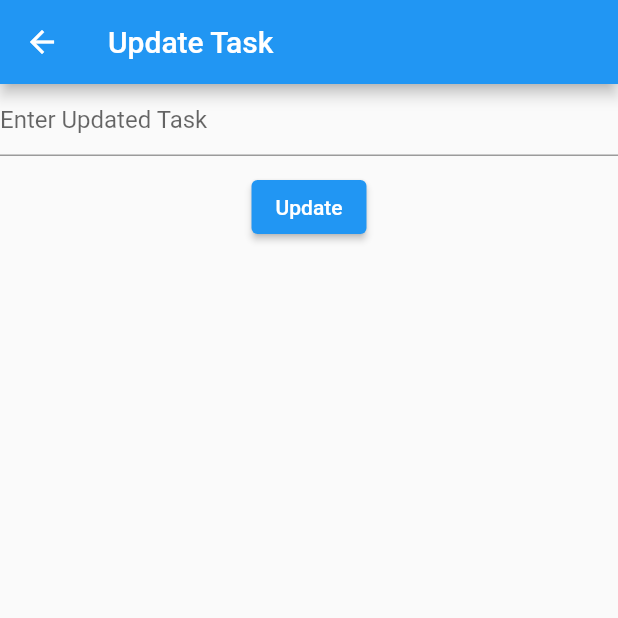
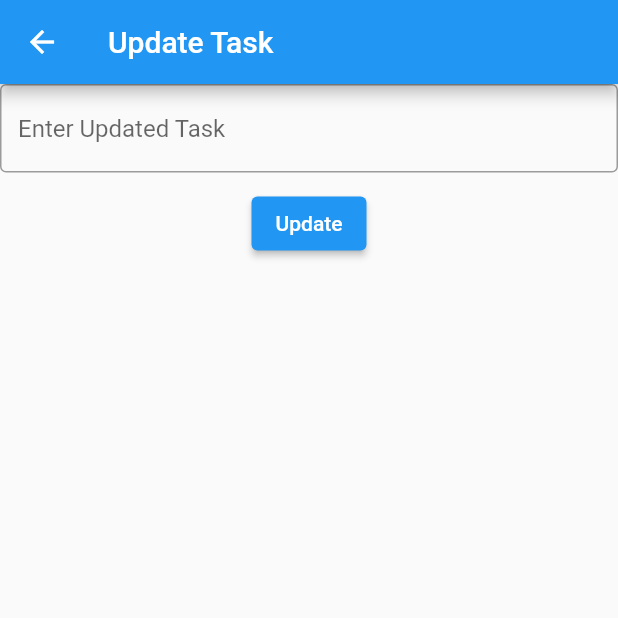
Before and after one commit to gabrialprince/Flutter_Firebase_CRUD_Operation, a Flutter app: the UpdateScreen screen opened directly with empty values, on a phone screen of 412 x 824 dp, the top half of it. Run offline on Flutter 3.47's test engine with Material 2 defaults, Android fonts, the phone set to English and light mode, and no system bars; our stand-ins replace cloud_firestore, firebase_core; accounts and stored records are empty.

Commit message:
some changes

```diff
--- a/lib/screens/update_screen.dart
+++ b/lib/screens/update_screen.dart
@@ -47,7 +47,10 @@ class _UpdateScreenState extends State<UpdateScreen> {
           children: [
             TextFormField(
               controller: _textController,
-              decoration: const InputDecoration(hintText: "Enter Updated Task"),
+              decoration: const InputDecoration(
+                  border: OutlineInputBorder(
+                      borderSide: BorderSide(color: Colors.blue)),
+                  hintText: "Enter Updated Task"),
             ),
             const SizedBox(
               height: 10,
```
